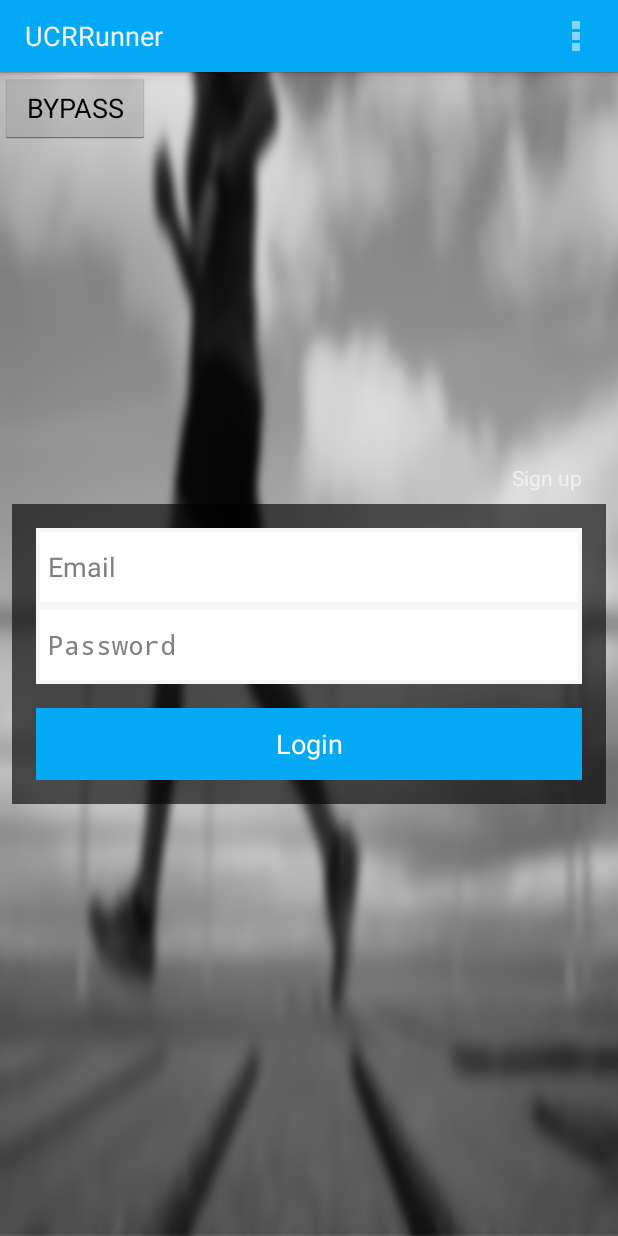
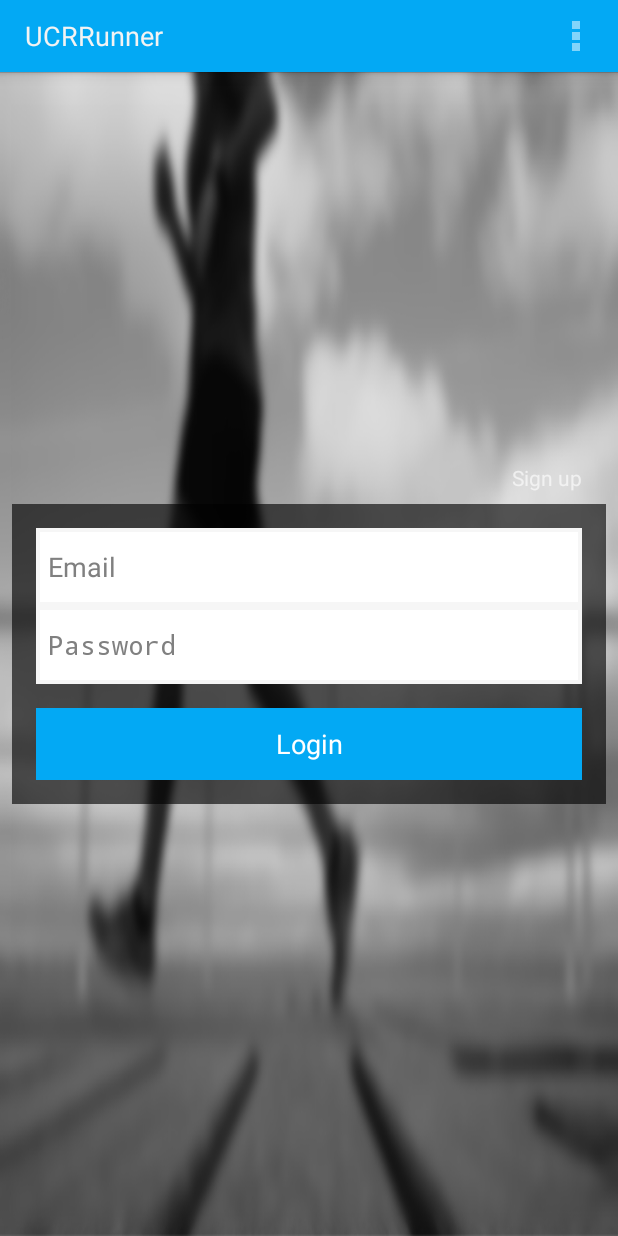
Before and after one commit to CS180Fall2014/UcrRunner, an Android app: the screen it shows after launch (LoginActivity), on a phone screen of 412 x 824 dp. Run offline under Robolectric (Android 15) with nearby library versions, the phone set to English and light mode, and no system bars; libraries missing offline, so code that uses them is left out: com.firebase.client; 3 statements that could not run were skipped.

Commit message:
removed bypass button

```diff
--- a/app/src/main/res/layout/fragment_login.xml
+++ b/app/src/main/res/layout/fragment_login.xml
@@ -71,7 +71,7 @@
         android:text="Sign up"
         android:textColor="#A0FFFFFF" />
 
-    <Button
+    <!-- <Button
         android:id="@+id/button"
         android:layout_width="100dp"
         android:layout_height="wrap_content"
@@ -79,7 +79,7 @@
         android:layout_alignParentStart="true"
         android:layout_alignParentTop="true"
         android:onClick=""
-        android:text="BYPASS" />
+        android:text="BYPASS" /> -->
 
 
     <!-- <LinearLayout
```
